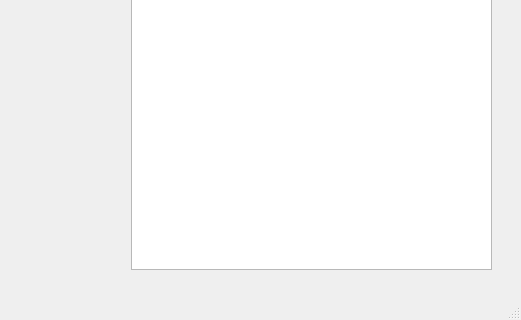
Qt form link_py/mainwindow.ui (Hippog1t/QT_segmentation_DICOM) before a commit; both pictures show x 879 to 1400 and y 280 to 600 of the 1400 by 600 pixel window.
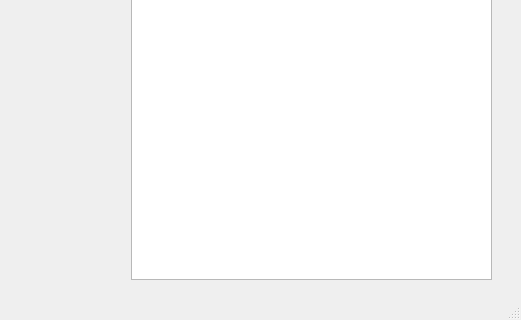
The same form after that commit.

Commit message: ajout treeView pour dicom header

```diff
--- a/link_py/mainwindow.ui
+++ b/link_py/mainwindow.ui
@@ -239,7 +239,7 @@
       <x>1010</x>
       <y>30</y>
       <width>361</width>
-      <height>501</height>
+      <height>511</height>
      </rect>
     </property>
     <column>
```
Left out of the diff: 2 changed lines with no effect on the pictures. The commit also changes 2 other files.
